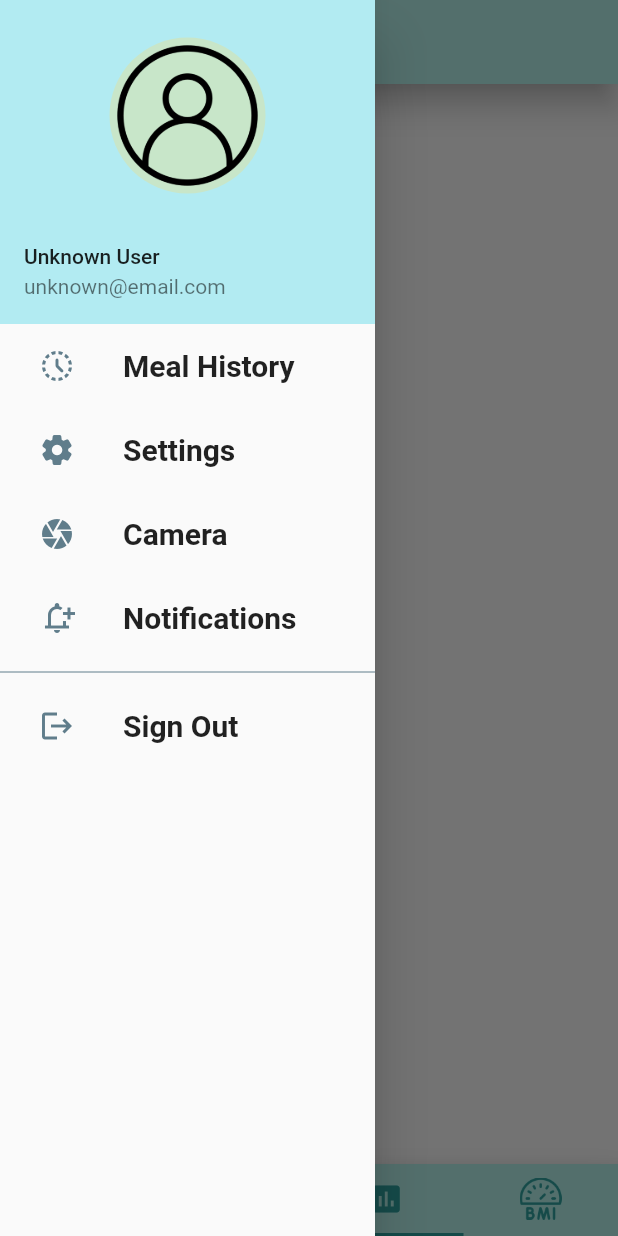
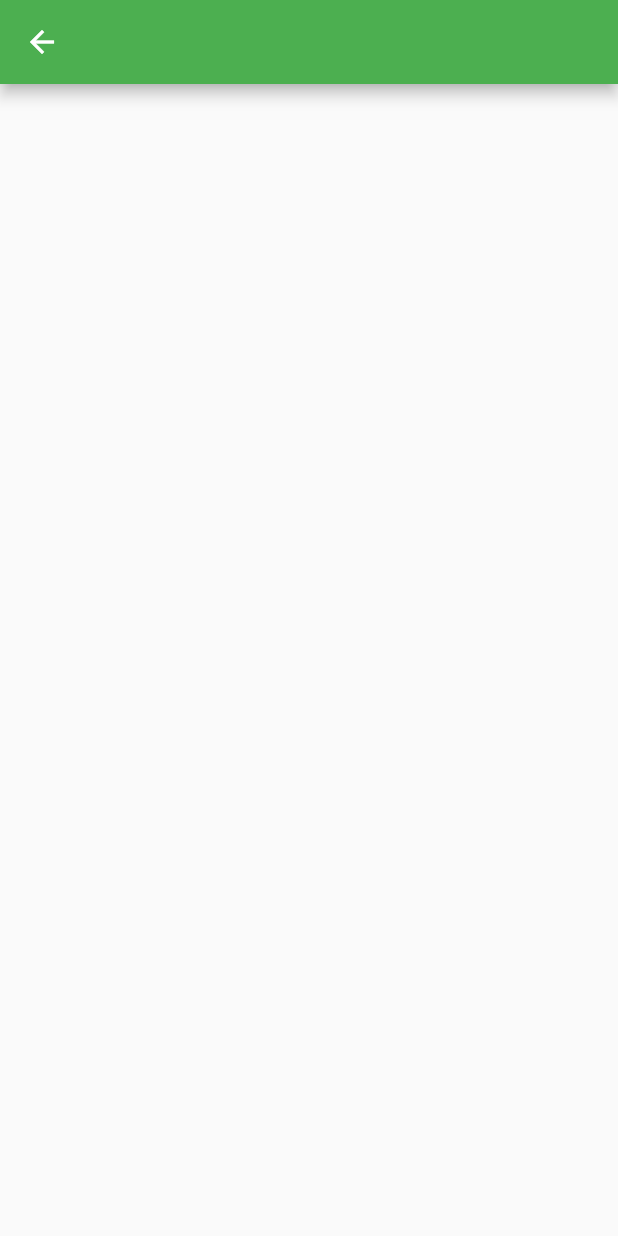
Before and after one commit to cepdnaclk/SnaT-meal-tracking-app, a Flutter app: the screen it shows after launch, item 3 of the bottom bar chosen, in the side drawer, after a tap on "Settings", on a phone screen of 412 x 824 dp. Run offline on Flutter 3.47's test engine with Material 2 defaults, Android fonts, the light colour scheme and no system bars; our stand-ins replace camera, firebase_auth, firebase_core, gallery_saver, get, google_sign_in and 4 more; missing offline and left inert: flutter_3d_choice_chip, pretty_gauge; accounts and stored records are empty.

Commit message:
Redesign the App Drawer

```diff
--- /dev/null
+++ b/lib/Components/DrawerView/SettingsView.dart
@@ -0,0 +1,15 @@
+import 'package:flutter/material.dart';
+
+
+class SettingsView extends StatelessWidget {
+  const SettingsView({Key? key}) : super(key: key);
+
+  @override
+  Widget build(BuildContext context) {
+    return Scaffold(
+      appBar: AppBar(
+        centerTitle: true,
+      ),
+    );
+  }
+}
--- a/lib/Components/dashboard_drawer.dart
+++ b/lib/Components/dashboard_drawer.dart
@@ -1,5 +1,5 @@
 import 'package:flutter/material.dart';
-
+import 'package:mobile_app/Components/DrawerView/SettingsView.dart';
 
 import '../Theme/theme_info.dart';
 
@@ -24,10 +24,8 @@ class DashboardDrawer extends StatelessWidget {
     );
   }
 
-
-  Widget buildHeader(BuildContext context) =>
-      Container(
-        color: Colors.cyan[100],
+  Widget buildHeader(BuildContext context) => Container(
+        color: ThemeInfo.primaryColor,
         padding: EdgeInsets.only(
           top: 25 + MediaQuery.of(context).padding.top,
         ),
@@ -46,25 +44,21 @@ class DashboardDrawer extends StatelessWidget {
         ),
       );
 
-
-  Widget buildMenuItems(BuildContext context) =>
-      Column(
+  Widget buildMenuItems(BuildContext context) => Column(
         mainAxisSize: MainAxisSize.min,
         mainAxisAlignment: MainAxisAlignment.start,
         children: [
           Padding(
             padding: const EdgeInsets.only(left: 10.0),
             child: ListTile(
-              iconColor: Colors.blueGrey,
+              iconColor: Colors.greenAccent,
               visualDensity: VisualDensity.adaptivePlatformDensity,
               leading: const Icon(Icons.history_toggle_off_rounded),
-              title: const Text(
-                  'Meal History',
+              title: const Text('Meal History',
                   style: TextStyle(
                     fontSize: 20.0,
                     fontWeight: FontWeight.bold,
-                  )
-              ),
+                  )),
               onTap: () {
                 // Navigator.pop(context);
               },
@@ -76,31 +70,28 @@ class DashboardDrawer extends StatelessWidget {
               iconColor: Colors.blueGrey,
               visualDensity: VisualDensity.adaptivePlatformDensity,
               leading: const Icon(Icons.settings_rounded),
-              title: const Text(
-                  'Settings',
+              title: const Text('Settings',
                   style: TextStyle(
                     fontSize: 20.0,
                     fontWeight: FontWeight.bold,
-                  )
-              ),
+                  )),
               onTap: () {
-                //
+                Navigator.push(context,
+                    MaterialPageRoute(builder: (context) => const SettingsView()));
               },
             ),
           ),
           Padding(
             padding: const EdgeInsets.only(left: 10.0),
             child: ListTile(
-              iconColor: Colors.blueGrey,
+              iconColor: Colors.amberAccent,
               visualDensity: VisualDensity.adaptivePlatformDensity,
               leading: const Icon(Icons.camera),
-              title: const Text(
-                  'Camera',
+              title: const Text('Camera',
                   style: TextStyle(
                     fontSize: 20.0,
                     fontWeight: FontWeight.bold,
-                  )
-              ),
+                  )),
               onTap: () {
                 // Navigator.pop(context);
               },
@@ -109,39 +100,36 @@ class DashboardDrawer extends StatelessWidget {
           Padding(
             padding: const EdgeInsets.only(left: 10.0),
             child: ListTile(
-              iconColor: Colors.blueGrey,
+              iconColor: Colors.redAccent,
               visualDensity: VisualDensity.adaptivePlatformDensity,
               leading: const Icon(Icons.notification_add_outlined),
-              title: const Text(
-                  'Notifications',
+              title: const Text('Notifications',
                   style: TextStyle(
                     fontSize: 20.0,
                     fontWeight: FontWeight.bold,
-                  )
-              ),
+                  )),
               onTap: () {
                 // Navigator.pop(context);
               },
             ),
           ),
-          Column(
-            mainAxisSize: MainAxisSize.max,
-            mainAxisAlignment: MainAxisAlignment.end,
-            children:  [
-              const Divider(color: Colors.blueGrey,),
+          Wrap(
+            runAlignment: WrapAlignment.end,
+            children: [
+              const Divider(
+                color: Colors.blueGrey,
+              ),
               Padding(
                 padding: const EdgeInsets.only(left: 10.0),
                 child: ListTile(
-                  iconColor: Colors.blueGrey,
+                  iconColor: Colors.blueAccent,
                   visualDensity: VisualDensity.adaptivePlatformDensity,
                   leading: const Icon(Icons.logout),
-                  title: const Text(
-                      'Sign Out',
+                  title: const Text('Sign Out',
                       style: TextStyle(
                         fontSize: 20.0,
                         fontWeight: FontWeight.bold,
-                      )
-                  ),
+                      )),
                   onTap: () {
                     // Navigator.pop(context);
                   },
```
Also changed, not shown: lib/Components/DashBoardView/SettingsView.dart (deleted).
